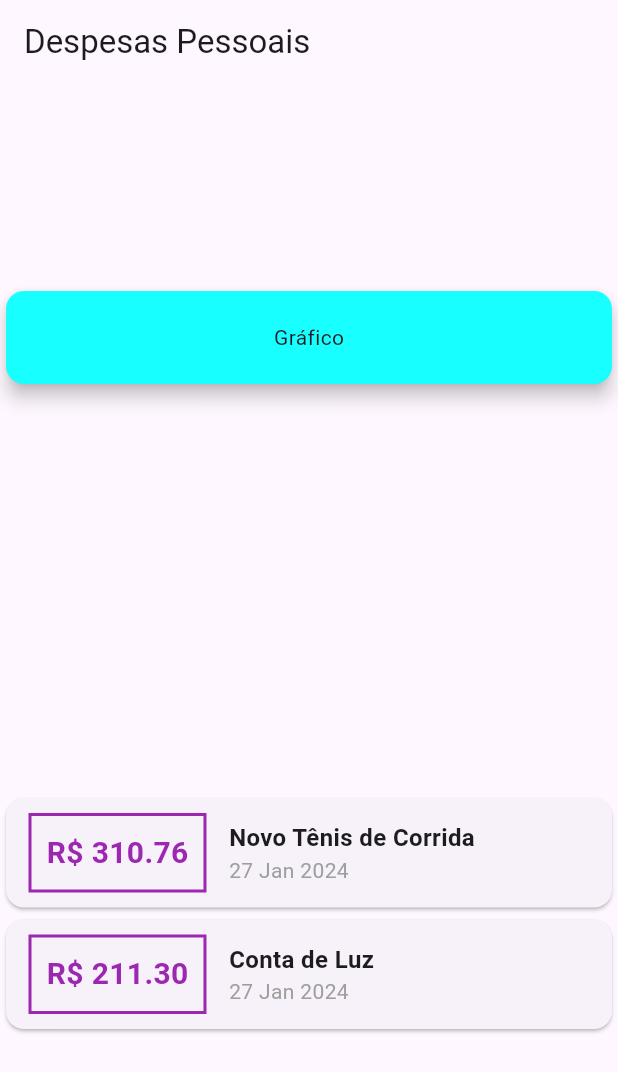
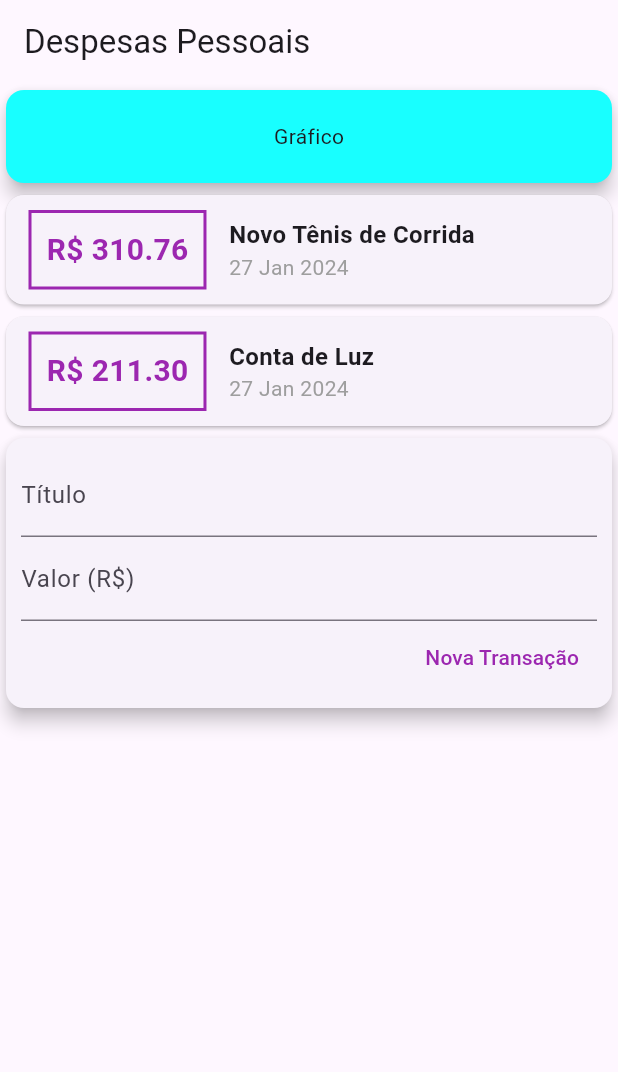
Before and after one commit to kaiqueBellmont/flutter-expenses, a Flutter app: the screen it shows after launch, on a phone screen of 412 x 824 dp. Shown: the top 1072 px of the screen. Run offline on Flutter 3.47's test engine with Material 3 defaults, Android fonts, the phone set to English and light mode, and no system bars.

Commit message:
feat: transaction form

```diff
--- a/lib/main.dart
+++ b/lib/main.dart
@@ -38,7 +38,6 @@ class MyHomePage extends StatelessWidget {
         title: const Text('Despesas Pessoais'),
       ),
       body: Column(
-        mainAxisAlignment: MainAxisAlignment.spaceAround,
         crossAxisAlignment: CrossAxisAlignment.stretch,
         children: <Widget>[
           const SizedBox(
@@ -99,6 +98,30 @@ class MyHomePage extends StatelessWidget {
                 ],
               ));
             }).toList(),
+          ),
+          Card(
+            elevation: 5,
+            child: Padding(
+              padding: EdgeInsets.all(10),
+              child: Column(children: <Widget>[
+                TextField(
+                  decoration: InputDecoration(labelText: 'Título'),
+                ),
+                TextField(
+                  decoration: InputDecoration(labelText: 'Valor (R\$)'),
+                ),
+                Row(
+                  mainAxisAlignment: MainAxisAlignment.end,
+                  children: [
+                    TextButton(
+                      style: TextButton.styleFrom(foregroundColor: Colors.purple),
+                      onPressed: () {},
+                      child: const Text("Nova Transação"),
+                    ),
+                  ],
+                ),
+              ]),
+            ),
           )
         ],
       ),
```
